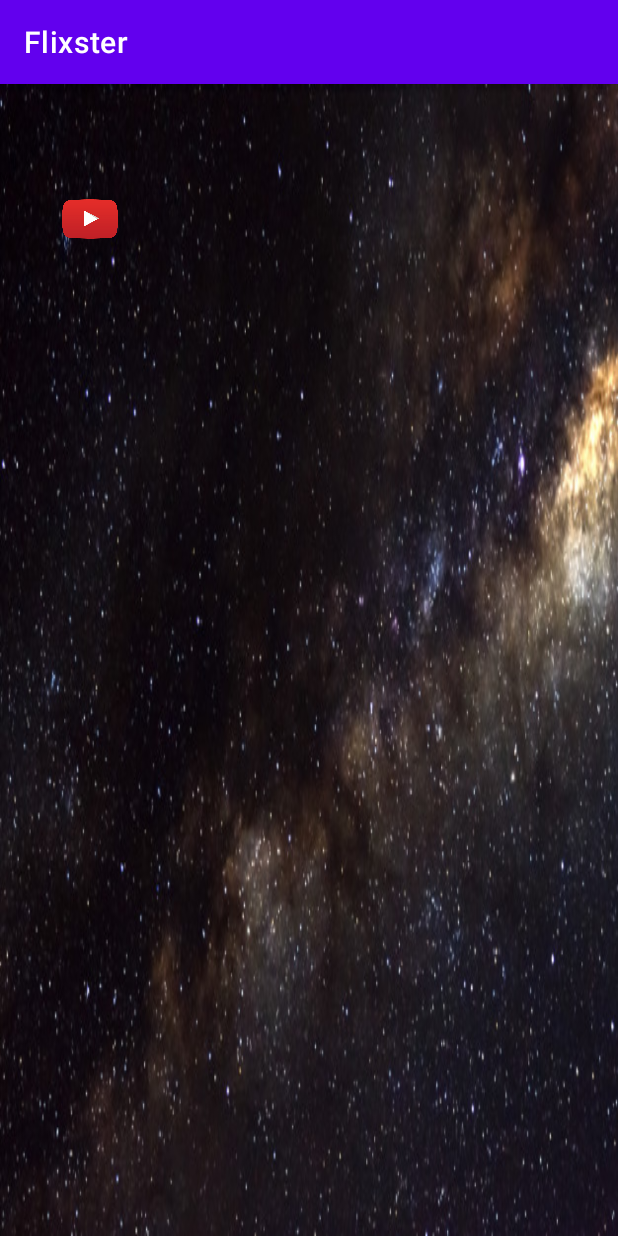
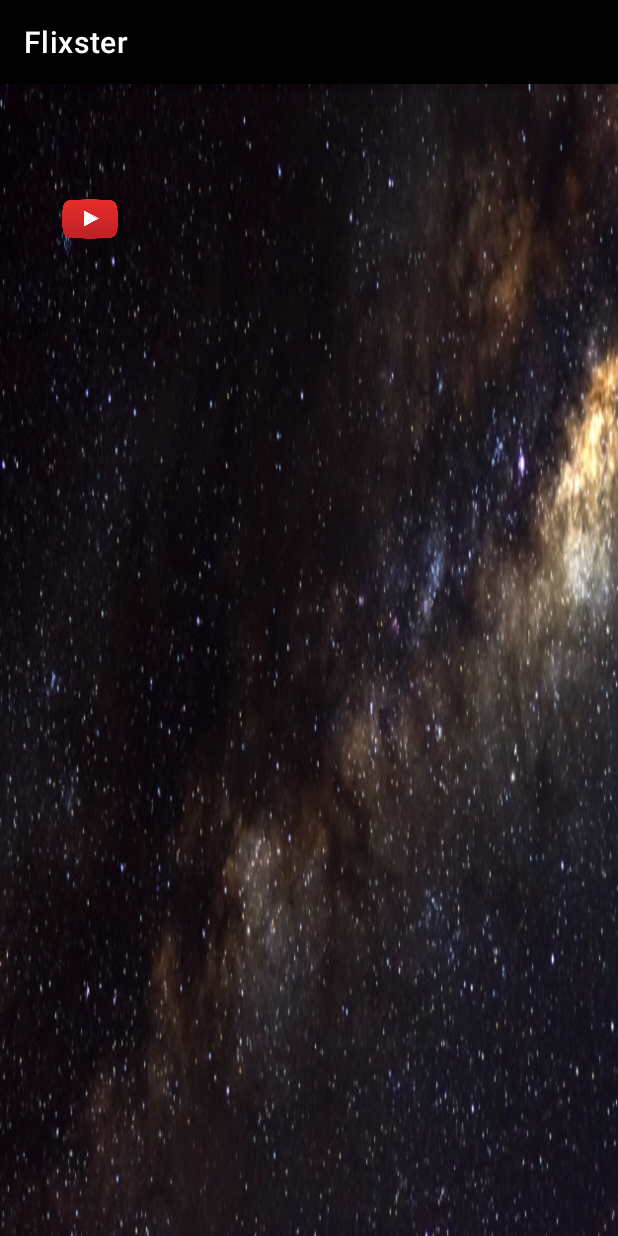
Before and after one commit to jiayuewu16/Flixster, an Android app: the MovieDetailsActivity screen opened directly, with no data from a screen before it, on a phone screen of 412 x 824 dp. Run offline under Robolectric (Android 15) with nearby library versions, the phone set to English and light mode, and no system bars; libraries missing offline, so code that uses them is left out: com.codepath.asynchttpclient, jp.wasabeef.glide, org.parceler; pictures from the network do not load; 7 statements that could not run were skipped.

Commit message:
UI fixes and walkthrough

```diff
--- a/app/src/main/java/com/example/flixster/adapters/MovieAdapter.java
+++ b/app/src/main/java/com/example/flixster/adapters/MovieAdapter.java
@@ -97,10 +97,6 @@ public class MovieAdapter extends RecyclerView.Adapter<MovieAdapter.ViewHolder>
                         MovieAdapter.this.context.startActivity(intent);
                     }
                 });
-                Glide.with(context)
-                        .load(playButtonPath)
-                        .centerCrop()
-                        .into(binding.ivPlay);
             }
         }
 
--- a/app/src/main/java/com/example/flixster/models/MainActivity.java
+++ b/app/src/main/java/com/example/flixster/models/MainActivity.java
@@ -34,8 +34,10 @@ public class MainActivity extends AppCompatActivity {
     @Override
     protected void onCreate(Bundle savedInstanceState) {
         super.onCreate(savedInstanceState);
+        getSupportActionBar().setBackgroundDrawable(getDrawable(R.color.black));
         ActivityMainBinding binding = ActivityMainBinding.inflate(getLayoutInflater());
         setContentView(binding.getRoot());
+
         RecyclerView rvMovies = findViewById(R.id.rvMovies);
         movies = new ArrayList();
 
--- a/app/src/main/java/com/example/flixster/models/MovieDetailsActivity.java
+++ b/app/src/main/java/com/example/flixster/models/MovieDetailsActivity.java
@@ -39,7 +39,7 @@ public class MovieDetailsActivity extends AppCompatActivity {
     @Override
     protected void onCreate(Bundle savedInstanceState) {
         super.onCreate(savedInstanceState);
-
+        getSupportActionBar().setBackgroundDrawable(getDrawable(R.color.black));
         ActivityMovieDetailsBinding binding = ActivityMovieDetailsBinding.inflate(getLayoutInflater());
         setContentView(binding.getRoot());
 
@@ -76,11 +76,5 @@ public class MovieDetailsActivity extends AppCompatActivity {
                 startActivity(intent);
             }
         });
-        Glide.with(this)
-                .load(playButtonPath)
-                .centerCrop()
-                .into(binding.ivPlay);
-
     }
-
 }
--- a/app/src/main/res/layout-land/activity_movie_details.xml
+++ b/app/src/main/res/layout-land/activity_movie_details.xml
@@ -64,11 +64,12 @@
         android:layout_height="wrap_content"
         android:layout_alignEnd="@+id/ivPoster"
         android:layout_alignBottom="@+id/ivPoster"
-        android:layout_alignParentStart="@+id/ivPoster"
-        android:layout_alignParentTop="@+id/ivPoster"
+        android:layout_alignStart="@+id/ivPoster"
+        android:layout_alignTop="@+id/ivPoster"
         android:layout_marginTop="50dp"
         android:layout_marginBottom="50dp"
         android:gravity="center"
+        android:src="@drawable/play_button_image"
         tools:srcCompat="@drawable/play_button_image" />
 
 </RelativeLayout>
--- a/app/src/main/res/layout-land/item_movie.xml
+++ b/app/src/main/res/layout-land/item_movie.xml
@@ -47,11 +47,13 @@
         android:layout_height="wrap_content"
         android:layout_alignEnd="@+id/ivPoster"
         android:layout_alignBottom="@+id/ivPoster"
-        android:layout_alignParentStart="@+id/ivPoster"
-        android:layout_alignParentTop="@+id/ivPoster"
+        android:layout_alignStart="@+id/ivPoster"
+        android:layout_alignTop="@+id/ivPoster"
         android:layout_marginTop="50dp"
         android:layout_marginBottom="50dp"
+        android:elevation="2dp"
         android:gravity="center"
+        android:src="@drawable/play_button_image"
         tools:srcCompat="@drawable/play_button_image" />
 
 </RelativeLayout>
--- a/app/src/main/res/layout/activity_movie_details.xml
+++ b/app/src/main/res/layout/activity_movie_details.xml
@@ -63,11 +63,12 @@
         android:layout_height="wrap_content"
         android:layout_alignEnd="@+id/ivPoster"
         android:layout_alignBottom="@+id/ivPoster"
-        android:layout_alignParentStart="@+id/ivPoster"
-        android:layout_alignParentTop="@+id/ivPoster"
+        android:layout_alignStart="@+id/ivPoster"
+        android:layout_alignTop="@+id/ivPoster"
         android:layout_marginEnd="40dp"
         android:layout_marginStart="40dp"
         android:gravity="center"
+        android:src="@drawable/play_button_image"
         tools:srcCompat="@drawable/play_button_image" />
 
 </RelativeLayout>
```
Also changed, not shown: 3 other files.
